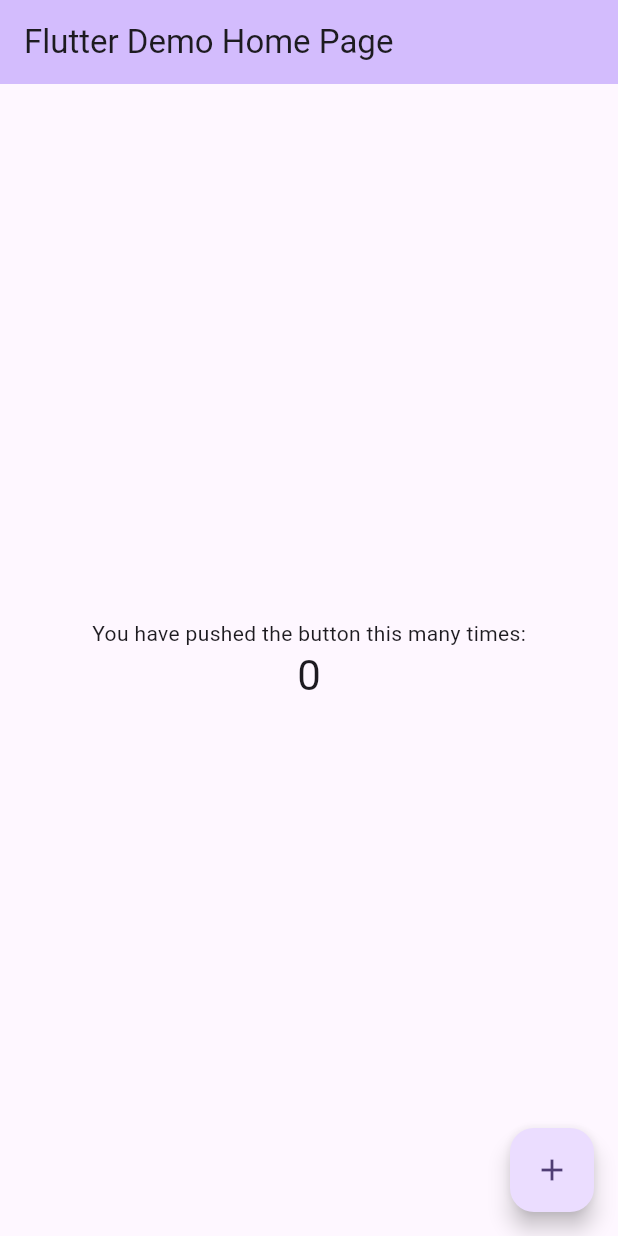
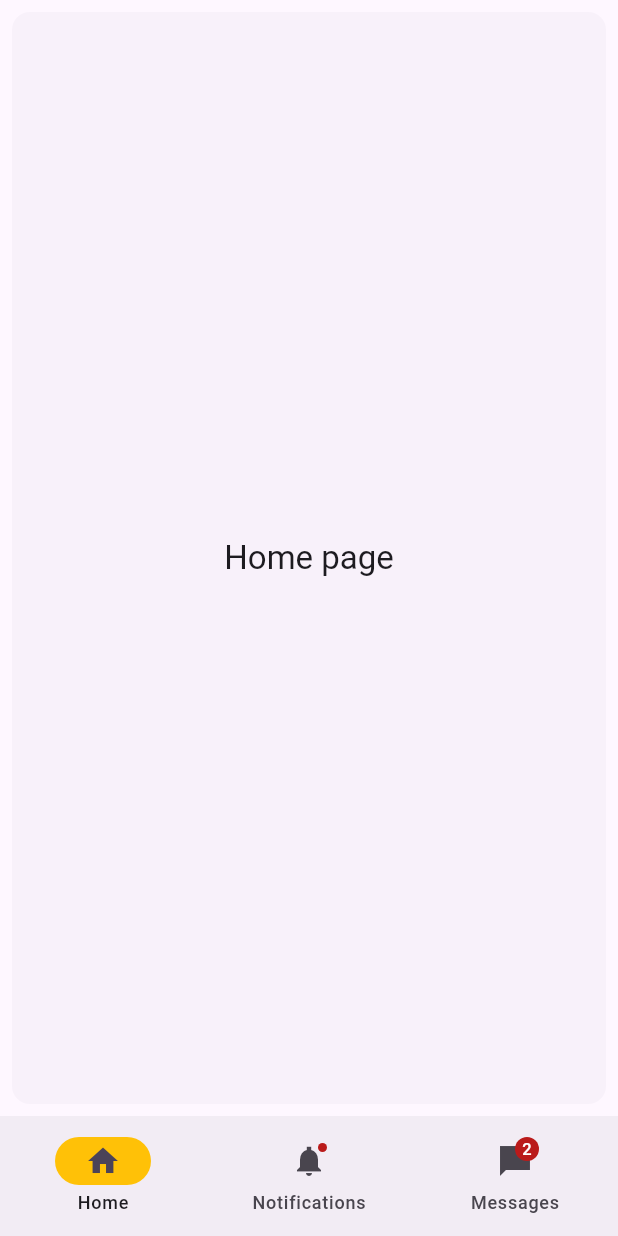
Before and after one commit to PyPiSan/minimal_flutter_app, a Flutter app: the screen it shows after launch, on a phone screen of 412 x 824 dp. Run offline on Flutter 3.47's test engine with Material 3 defaults, Android fonts, the phone set to English and light mode, and no system bars.

Commit message:
nav bar added

```diff
--- a/lib/main.dart
+++ b/lib/main.dart
@@ -1,4 +1,5 @@
 import 'package:flutter/material.dart';
+import 'package:minimal_flutter_app/screens/home_page.dart';
 
 void main() {
   runApp(const MyApp());
@@ -13,113 +14,98 @@
     return MaterialApp(
       title: 'Flutter Demo',
       theme: ThemeData(
-        // This is the theme of your application.
-        //
-        // TRY THIS: Try running your application with "flutter run". You'll see
-        // the application has a purple toolbar. Then, without quitting the app,
-        // try changing the seedColor in the colorScheme below to Colors.green
-        // and then invoke "hot reload" (save your changes or press the "hot
-        // reload" button in a Flutter-supported IDE, or press "r" if you used
-        // the command line to start the app).
-        //
-        // Notice that the counter didn't reset back to zero; the application
-        // state is not lost during the reload. To reset the state, use hot
-        // restart instead.
-        //
-        // This works for code too, not just values: Most code changes can be
-        // tested with just a hot reload.
         colorScheme: ColorScheme.fromSeed(seedColor: Colors.deepPurple),
         useMaterial3: true,
       ),
-      home: const MyHomePage(title: 'Flutter Demo Home Page'),
+      home: HomePage(),
     );
   }
 }
 
-class MyHomePage extends StatefulWidget {
-  const MyHomePage({super.key, required this.title});
+// class MyHomePage extends StatefulWidget {
+//   const MyHomePage({super.key, required this.title});
 
-  // This widget is the home page of your application. It is stateful, meaning
-  // that it has a State object (defined below) that contains fields that affect
-  // how it looks.
+//   // This widget is the home page of your application. It is stateful, meaning
+//   // that it has a State object (defined below) that contains fields that affect
+//   // how it looks.
 
-  // This class is the configuration for the state. It holds the values (in this
-  // case the title) provided by the parent (in this case the App widget) and
-  // used by the build method of the State. Fields in a Widget subclass are
-  // always marked "final".
+//   // This class is the configuration for the state. It holds the values (in this
+//   // case the title) provided by the parent (in this case the App widget) and
+//   // used by the build method of the State. Fields in a Widget subclass are
+//   // always marked "final".
 
-  final String title;
+//   final String title;
 
-  @override
-  State<MyHomePage> createState() => _MyHomePageState();
-}
+//   @override
+//   State<MyHomePage> createState() => _MyHomePageState();
+// }
 
-class _MyHomePageState extends State<MyHomePage> {
-  int _counter = 0;
+// class _MyHomePageState extends State<MyHomePage> {
+//   int _counter = 0;
 
-  void _incrementCounter() {
-    setState(() {
-      // This call to setState tells the Flutter framework that something has
-      // changed in this State, which causes it to rerun the build method below
-      // so that the display can reflect the updated values. If we changed
-      // _counter without calling setState(), then the build method would not be
-      // called again, and so nothing would appear to happen.
-      _counter++;
-    });
-  }
+//   void _incrementCounter() {
+//     setState(() {
+//       // This call to setState tells the Flutter framework that something has
+//       // changed in this State, which causes it to rerun the build method below
+//       // so that the display can reflect the updated values. If we changed
+//       // _counter without calling setState(), then the build method would not be
+//       // called again, and so nothing would appear to happen.
+//       _counter++;
+//     });
+//   }
 
-  @override
-  Widget build(BuildContext context) {
-    // This method is rerun every time setState is called, for instance as done
-    // by the _incrementCounter method above.
-    //
-    // The Flutter framework has been optimized to make rerunning build methods
-    // fast, so that you can just rebuild anything that needs updating rather
-    // than having to individually change instances of widgets.
-    return Scaffold(
-      appBar: AppBar(
-        // TRY THIS: Try changing the color here to a specific color (to
-        // Colors.amber, perhaps?) and trigger a hot reload to see the AppBar
-        // change color while the other colors stay the same.
-        backgroundColor: Theme.of(context).colorScheme.inversePrimary,
-        // Here we take the value from the MyHomePage object that was created by
-        // the App.build method, and use it to set our appbar title.
-        title: Text(widget.title),
-      ),
-      body: Center(
-        // Center is a layout widget. It takes a single child and positions it
-        // in the middle of the parent.
-        child: Column(
-          // Column is also a layout widget. It takes a list of children and
-          // arranges them vertically. By default, it sizes itself to fit its
-          // children horizontally, and tries to be as tall as its parent.
-          //
-          // Column has various properties to control how it sizes itself and
-          // how it positions its children. Here we use mainAxisAlignment to
-          // center the children vertically; the main axis here is the vertical
-          // axis because Columns are vertical (the cross axis would be
-          // horizontal).
-          //
-          // TRY THIS: Invoke "debug painting" (choose the "Toggle Debug Paint"
-          // action in the IDE, or press "p" in the console), to see the
-          // wireframe for each widget.
-          mainAxisAlignment: MainAxisAlignment.center,
-          children: <Widget>[
-            const Text(
-              'You have pushed the button this many times:',
-            ),
-            Text(
-              '$_counter',
-              style: Theme.of(context).textTheme.headlineMedium,
-            ),
-          ],
-        ),
-      ),
-      floatingActionButton: FloatingActionButton(
-        onPressed: _incrementCounter,
-        tooltip: 'Increment',
-        child: const Icon(Icons.add),
-      ), // This trailing comma makes auto-formatting nicer for build methods.
-    );
-  }
-}
+//   @override
+//   Widget build(BuildContext context) {
+//     // This method is rerun every time setState is called, for instance as done
+//     // by the _incrementCounter method above.
+//     //
+//     // The Flutter framework has been optimized to make rerunning build methods
+//     // fast, so that you can just rebuild anything that needs updating rather
+//     // than having to individually change instances of widgets.
+//     return Scaffold(
+//       appBar: AppBar(
+//         // TRY THIS: Try changing the color here to a specific color (to
+//         // Colors.amber, perhaps?) and trigger a hot reload to see the AppBar
+//         // change color while the other colors stay the same.
+//         backgroundColor: Theme.of(context).colorScheme.inversePrimary,
+//         // Here we take the value from the MyHomePage object that was created by
+//         // the App.build method, and use it to set our appbar title.
+//         title: Text(widget.title),
+//       ),
+//       body: Center(
+//         // Center is a layout widget. It takes a single child and positions it
+//         // in the middle of the parent.
+//         child: Column(
+//           // Column is also a layout widget. It takes a list of children and
+//           // arranges them vertically. By default, it sizes itself to fit its
+//           // children horizontally, and tries to be as tall as its parent.
+//           //
+//           // Column has various properties to control how it sizes itself and
+//           // how it positions its children. Here we use mainAxisAlignment to
+//           // center the children vertically; the main axis here is the vertical
+//           // axis because Columns are vertical (the cross axis would be
+//           // horizontal).
+//           //
+//           // TRY THIS: Invoke "debug painting" (choose the "Toggle Debug Paint"
+//           // action in the IDE, or press "p" in the console), to see the
+//           // wireframe for each widget.
+//           mainAxisAlignment: MainAxisAlignment.center,
+//           children: <Widget>[
+//             const Text(
+//               'You have pushed the button this many times:',
+//             ),
+//             Text(
+//               '$_counter',
+//               style: Theme.of(context).textTheme.headlineMedium,
+//             ),
+//           ],
+//         ),
+//       ),
+//       floatingActionButton: FloatingActionButton(
+//         onPressed: _incrementCounter,
+//         tooltip: 'Increment',
+//         child: const Icon(Icons.add),
+//       ), // This trailing comma makes auto-formatting nicer for build methods.
+//     );
+//   }
+// }
--- /dev/null
+++ b/lib/screens/home_page.dart
@@ -0,0 +1,145 @@
+import 'package:flutter/material.dart';
+// import 'package:minimal_flutter_app/screens/chat_page.dart';
+
+class HomePage extends StatelessWidget {
+  int currentPageIndex = 0;
+  @override
+  Widget build(BuildContext context) {
+    // old Navigation bar
+    // return Scaffold(
+    //     body: ChatPage(),
+    //     bottomNavigationBar: BottomNavigationBar(
+    //       selectedItemColor: Colors.red,
+    //       unselectedItemColor: Colors.grey.shade600,
+    //       selectedLabelStyle: const TextStyle(fontWeight: FontWeight.w600),
+    //       unselectedLabelStyle: TextStyle(fontWeight: FontWeight.w600),
+    //       type: BottomNavigationBarType.fixed,
+    //       items: const <BottomNavigationBarItem>[
+    //         BottomNavigationBarItem(
+    //           icon: Icon(Icons.message),
+    //           label: "Chats",
+    //         ),
+    //         BottomNavigationBarItem(
+    //           icon: Icon(Icons.group_work),
+    //           label: "Channels",
+    //         ),
+    //         BottomNavigationBarItem(
+    //           icon: Icon(Icons.account_box),
+    //           label: "Profile",
+    //         ),
+    //       ],
+    //     )
+    //     );
+
+    final ThemeData theme = Theme.of(context);
+    return Scaffold(
+      bottomNavigationBar: NavigationBar(
+        // onDestinationSelected: (int index) {
+        //   setState(() {
+        //     currentPageIndex = index;
+        //   });
+        // },
+        indicatorColor: Colors.amber,
+        selectedIndex: currentPageIndex,
+        destinations: const <Widget>[
+          NavigationDestination(
+            selectedIcon: Icon(Icons.home),
+            icon: Icon(Icons.home_outlined),
+            label: 'Home',
+          ),
+          NavigationDestination(
+            icon: Badge(child: Icon(Icons.notifications_sharp)),
+            label: 'Notifications',
+          ),
+          NavigationDestination(
+            icon: Badge(
+              label: Text('2'),
+              child: Icon(Icons.messenger_sharp),
+            ),
+            label: 'Messages',
+          ),
+        ],
+      ),
+      body: <Widget>[
+        /// Home page
+        Card(
+          shadowColor: Colors.transparent,
+          margin: const EdgeInsets.all(8.0),
+          child: SizedBox.expand(
+            child: Center(
+              child: Text(
+                'Home page',
+                style: theme.textTheme.titleLarge,
+              ),
+            ),
+          ),
+        ),
+
+        /// Notifications page
+        const Padding(
+          padding: EdgeInsets.all(8.0),
+          child: Column(
+            children: <Widget>[
+              Card(
+                child: ListTile(
+                  leading: Icon(Icons.notifications_sharp),
+                  title: Text('Notification 1'),
+                  subtitle: Text('This is a notification'),
+                ),
+              ),
+              Card(
+                child: ListTile(
+                  leading: Icon(Icons.notifications_sharp),
+                  title: Text('Notification 2'),
+                  subtitle: Text('This is a notification'),
+                ),
+              ),
+            ],
+          ),
+        ),
+
+        /// Messages page
+        ListView.builder(
+          reverse: true,
+          itemCount: 2,
+          itemBuilder: (BuildContext context, int index) {
+            if (index == 0) {
+              return Align(
+                alignment: Alignment.centerRight,
+                child: Container(
+                  margin: const EdgeInsets.all(8.0),
+                  padding: const EdgeInsets.all(8.0),
+                  decoration: BoxDecoration(
+                    color: theme.colorScheme.primary,
+                    borderRadius: BorderRadius.circular(8.0),
+                  ),
+                  child: Text(
+                    'Hello',
+                    style: theme.textTheme.bodyLarge!
+                        .copyWith(color: theme.colorScheme.onPrimary),
+                  ),
+                ),
+              );
+            }
+            return Align(
+              alignment: Alignment.centerLeft,
+              child: Container(
+                margin: const EdgeInsets.all(8.0),
+                padding: const EdgeInsets.all(8.0),
+                decoration: BoxDecoration(
+                  color: theme.colorScheme.primary,
+                  borderRadius: BorderRadius.circular(8.0),
+                ),
+                child: Text(
+                  'Hi!',
+                  style: theme.textTheme.bodyLarge!
+                      .copyWith(color: theme.colorScheme.onPrimary),
+                ),
+              ),
+            );
+          },
+        ),
+      ][currentPageIndex],
+    );
+  }
+}
--- a/pubspec.yaml
+++ b/pubspec.yaml
@@ -1,5 +1,5 @@
 name: minimal_flutter_app
-description: "A new Flutter project."
+description: "A minimum flutter template."
 # The following line prevents the package from being accidentally published to
 # pub.dev using `flutter pub publish`. This is preferred for private packages.
 publish_to: 'none' # Remove this line if you wish to publish to pub.dev
```
Also changed, not shown: lib/screens/chat_page.dart (added, +17 -0 lines).
